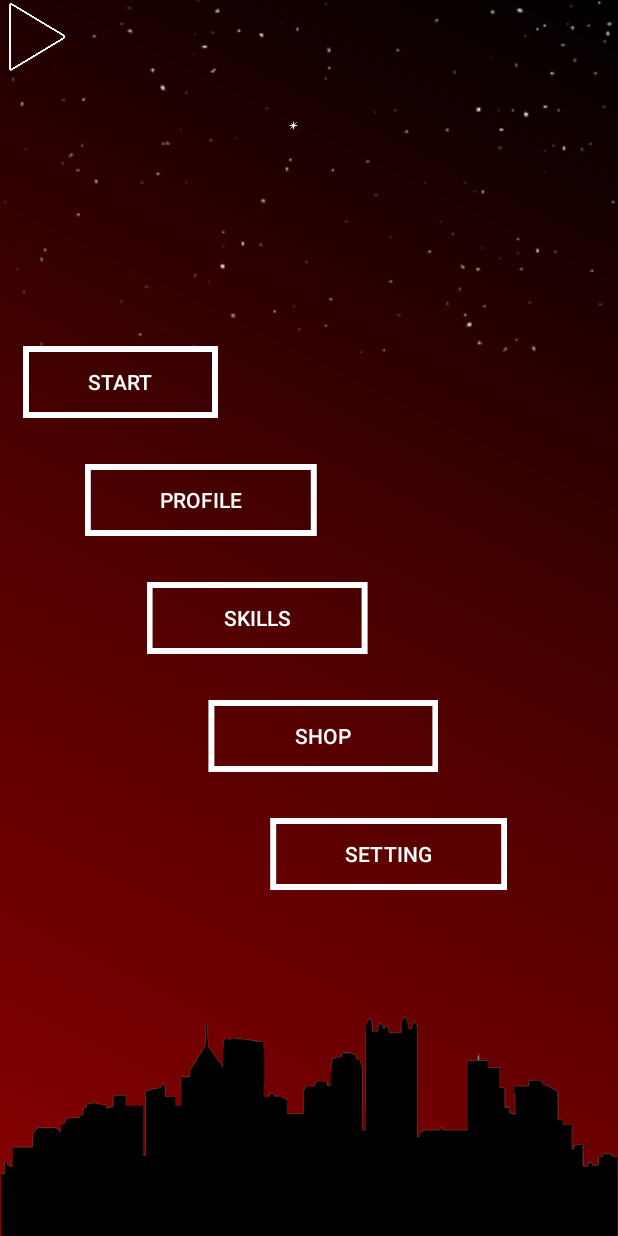
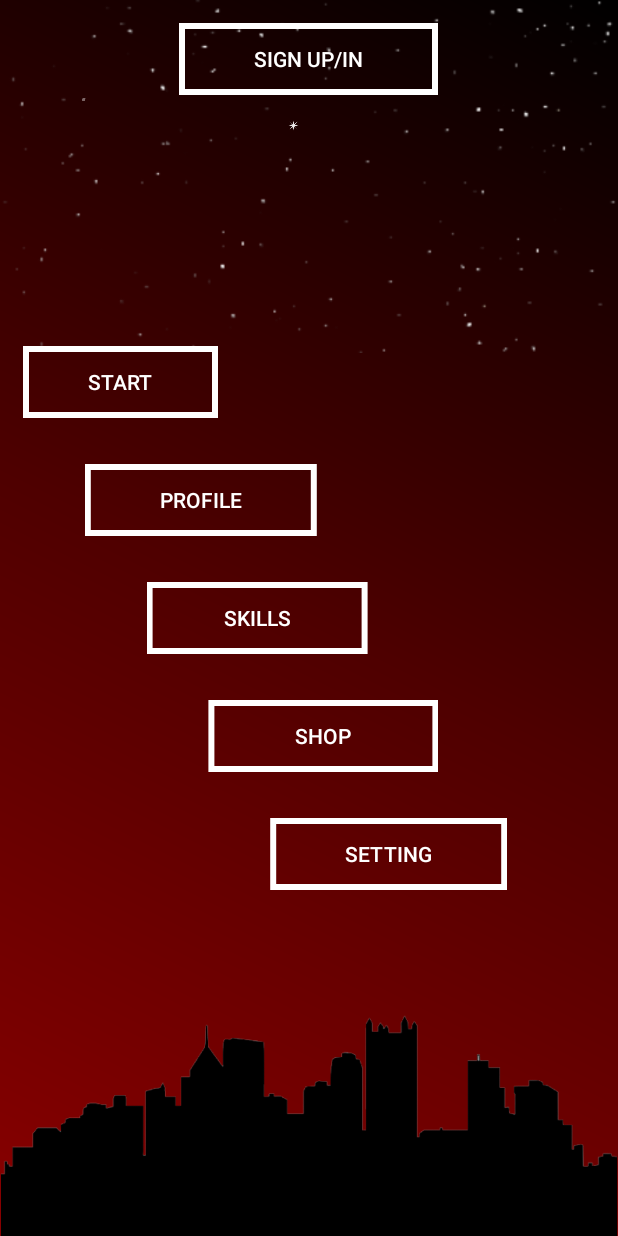
Before and after one commit to AmirMPakdel/Main_menu, an Android app: the screen it shows after launch (MainActivity), on a phone screen of 412 x 824 dp. Run offline under Robolectric (Android 15) with nearby library versions, the phone set to English and light mode, and no system bars; 1 statement that could not run was skipped.

Commit message:
commit33 : socket io added in sign up

```diff
--- a/app/build.gradle
+++ b/app/build.gradle
@@ -24,6 +24,7 @@ dependencies {
     androidTestCompile('com.android.support.test.espresso:espresso-core:2.2.2', {
         exclude group: 'com.android.support', module: 'support-annotations'
     })
+    compile 'com.github.nkzawa:socket.io-client:0.3.0'
     compile 'com.android.support:appcompat-v7:25.3.1'
     compile 'com.android.support.constraint:constraint-layout:1.0.0-alpha7'
     compile 'com.android.support:support-v4:25.3.1'
--- a/app/src/main/AndroidManifest.xml
+++ b/app/src/main/AndroidManifest.xml
@@ -1,6 +1,8 @@
 <?xml version="1.0" encoding="utf-8"?>
 <manifest xmlns:android="http://schemas.android.com/apk/res/android"
     package="com.coins.black.main_menu">
+
+    <uses-permission android:name="android.permission.INTERNET" />
 
     <application
         android:allowBackup="true"
@@ -24,7 +26,8 @@
         <activity android:name=".SelfProfile" />
         <activity android:name=".Shop" />
         <activity android:name=".Setting" />
-        <activity android:name=".JoiningRoom"></activity>
+        <activity android:name=".JoiningRoom" />
+        <activity android:name=".Signup"></activity>
     </application>
 
 </manifest>
--- a/app/src/main/java/Fragments/Main_menu.java
+++ b/app/src/main/java/Fragments/Main_menu.java
@@ -8,11 +8,14 @@ import android.content.Intent;
 import android.os.Bundle;
 import android.os.Handler;
 import android.support.v4.app.Fragment;
+import android.support.v4.app.FragmentManager;
+import android.support.v4.app.FragmentTransaction;
 import android.support.v7.app.AppCompatActivity;
 import android.util.DisplayMetrics;
 import android.view.LayoutInflater;
 import android.view.View;
 import android.view.ViewGroup;
+import android.view.animation.TranslateAnimation;
 import android.widget.Button;
 import android.widget.ImageView;
 
@@ -22,6 +25,7 @@ import com.coins.black.main_menu.R;
 import com.coins.black.main_menu.SelfProfile;
 import com.coins.black.main_menu.Setting;
 import com.coins.black.main_menu.Shop;
+import com.coins.black.main_menu.Signup;
 import com.coins.black.main_menu.Skills;
 
 
@@ -41,6 +45,7 @@ public class Main_menu extends Fragment {
     Button button3;
     Button button4;
     Button button5;
+    Button signupBtn;
 
 
     public Main_menu() {
@@ -49,7 +54,7 @@ public class Main_menu extends Fragment {
 
 
     @Override
-    public View onCreateView(LayoutInflater inflater, ViewGroup container,
+    public View onCreateView(final LayoutInflater inflater, ViewGroup container,
                              Bundle savedInstanceState) {
         // Inflate the layout for this fragment
         View view = inflater.inflate(R.layout.fragment_main_menu, container, false);
@@ -59,6 +64,7 @@ public class Main_menu extends Fragment {
         button3 = (Button) view.findViewById(R.id.skills_btn);
         button4 = (Button) view.findViewById(R.id.shop_btn);
         button5 = (Button) view.findViewById(R.id.setting_btn);
+        signupBtn = (Button) view.findViewById(R.id.signup_btn);
 
         button1.setOnClickListener(new View.OnClickListener() {
             @Override
@@ -75,7 +81,6 @@ public class Main_menu extends Fragment {
                 startActivity(intent);
             }
         });
-
 
 
         button3.setOnClickListener(new View.OnClickListener() {
@@ -102,7 +107,13 @@ public class Main_menu extends Fragment {
             }
         });
 
-
+        signupBtn.setOnClickListener(new View.OnClickListener() {
+            @Override
+            public void onClick(View v) {
+                Intent intent = new Intent(getActivity(), Signup.class);
+                startActivity(intent);
+            }
+        });
 
 
 
--- a/app/src/main/res/layout/fragment_main_menu.xml
+++ b/app/src/main/res/layout/fragment_main_menu.xml
@@ -54,14 +54,6 @@
         android:adjustViewBounds="true"
         android:cropToPadding="true"
         android:src="@drawable/menu2" />
-
-    <ImageView
-        android:id="@+id/ply"
-        android:layout_width="50dp"
-        android:layout_height="wrap_content"
-        android:adjustViewBounds="true"
-        android:cropToPadding="true"
-        android:src="@drawable/play" />
 
 
 
@@ -140,5 +132,21 @@
         android:textColor="@color/colorButtonText" />
 
 
+    <Button
+        android:id="@+id/signup_btn"
+        android:layout_width="wrap_content"
+        android:layout_height="wrap_content"
+
+        android:layout_margin="15dp"
+        android:paddingRight="50dp"
+        android:paddingLeft="50dp"
+
+        android:layout_centerHorizontal="true"
+
+        android:background="@drawable/button_gradient"
+        android:text="sign up/in"
+        android:textColor="@color/colorButtonText" />
+
+
 
 </RelativeLayout>
```
Also changed, not shown: app/src/main/java/com/coins/black/main_menu/Signup.java (added, +112 -0 lines), app/src/main/res/layout/activity_signup.xml (added, +75 -0 lines), app/src/main/res/drawable/play.png (deleted).
